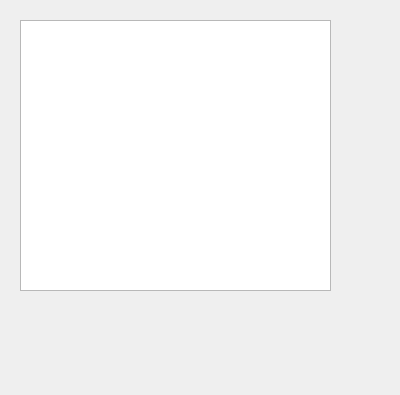
The window that Agenda/userSignedUp.ui (BRun0442/agenda) describes before a commit, drawn with Qt 5.
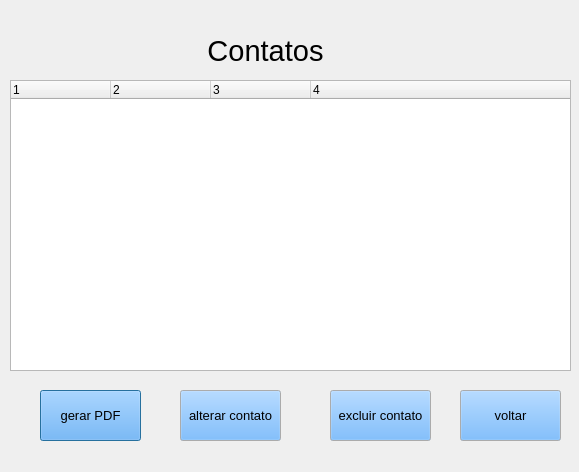
The same window after the commit.

Diff of the .ui file:
```diff
--- a/Agenda/userSignedUp.ui
+++ b/Agenda/userSignedUp.ui
@@ -6,22 +6,307 @@
    <rect>
     <x>0</x>
     <y>0</y>
-    <width>400</width>
-    <height>395</height>
+    <width>579</width>
+    <height>472</height>
    </rect>
   </property>
   <property name="windowTitle">
    <string>UserSignedUp</string>
   </property>
-  <widget class="QTextEdit" name="textEdit">
+  <property name="sizeGripEnabled">
+   <bool>false</bool>
+  </property>
+  <property name="modal">
+   <bool>false</bool>
+  </property>
+  <widget class="QPushButton" name="gerarPDF">
    <property name="geometry">
     <rect>
-     <x>20</x>
-     <y>20</y>
-     <width>311</width>
-     <height>271</height>
+     <x>40</x>
+     <y>390</y>
+     <width>101</width>
+     <height>51</height>
     </rect>
    </property>
+   <property name="palette">
+    <palette>
+     <active>
+      <colorrole role="Button">
+       <brush brushstyle="SolidPattern">
+        <color alpha="255">
+         <red>85</red>
+         <green>170</green>
+         <blue>255</blue>
+        </color>
+       </brush>
+      </colorrole>
+     </active>
+     <inactive>
+      <colorrole role="Button">
+       <brush brushstyle="SolidPattern">
+        <color alpha="255">
+         <red>85</red>
+         <green>170</green>
+         <blue>255</blue>
+        </color>
+       </brush>
+      </colorrole>
+     </inactive>
+     <disabled>
+      <colorrole role="Button">
+       <brush brushstyle="SolidPattern">
+        <color alpha="255">
+         <red>85</red>
+         <green>170</green>
+         <blue>255</blue>
+        </color>
+       </brush>
+      </colorrole>
+     </disabled>
+    </palette>
+   </property>
+   <property name="font">
+    <font>
+     <pointsize>10</pointsize>
+    </font>
+   </property>
+   <property name="autoFillBackground">
+    <bool>false</bool>
+   </property>
+   <property name="text">
+    <string>gerar PDF</string>
+   </property>
+  </widget>
+  <widget class="QPushButton" name="alterarContato">
+   <property name="geometry">
+    <rect>
+     <x>180</x>
+     <y>390</y>
+     <width>101</width>
+     <height>51</height>
+    </rect>
+   </property>
+   <property name="palette">
+    <palette>
+     <active>
+      <colorrole role="Button">
+       <brush brushstyle="SolidPattern">
+        <color alpha="255">
+         <red>85</red>
+         <green>170</green>
+         <blue>255</blue>
+        </color>
+       </brush>
+      </colorrole>
+     </active>
+     <inactive>
+      <colorrole role="Button">
+       <brush brushstyle="SolidPattern">
+        <color alpha="255">
+         <red>85</red>
+         <green>170</green>
+         <blue>255</blue>
+        </color>
+       </brush>
+      </colorrole>
+     </inactive>
+     <disabled>
+      <colorrole role="Button">
+       <brush brushstyle="SolidPattern">
+        <color alpha="255">
+         <red>85</red>
+         <green>170</green>
+         <blue>255</blue>
+        </color>
+       </brush>
+      </colorrole>
+     </disabled>
+    </palette>
+   </property>
+   <property name="font">
+    <font>
+     <pointsize>10</pointsize>
+    </font>
+   </property>
+   <property name="autoFillBackground">
+    <bool>false</bool>
+   </property>
+   <property name="text">
+    <string>alterar contato</string>
+   </property>
+  </widget>
+  <widget class="QPushButton" name="excluirContato">
+   <property name="geometry">
+    <rect>
+     <x>330</x>
+     <y>390</y>
+     <width>101</width>
+     <height>51</height>
+    </rect>
+   </property>
+   <property name="palette">
+    <palette>
+     <active>
+      <colorrole role="Button">
+       <brush brushstyle="SolidPattern">
+        <color alpha="255">
+         <red>85</red>
+         <green>170</green>
+         <blue>255</blue>
+        </color>
+       </brush>
+      </colorrole>
+     </active>
+     <inactive>
+      <colorrole role="Button">
+       <brush brushstyle="SolidPattern">
+        <color alpha="255">
+         <red>85</red>
+         <green>170</green>
+         <blue>255</blue>
+        </color>
+       </brush>
+      </colorrole>
+     </inactive>
+     <disabled>
+      <colorrole role="Button">
+       <brush brushstyle="SolidPattern">
+        <color alpha="255">
+         <red>85</red>
+         <green>170</green>
+         <blue>255</blue>
+        </color>
+       </brush>
+      </colorrole>
+     </disabled>
+    </palette>
+   </property>
+   <property name="font">
+    <font>
+     <pointsize>10</pointsize>
+    </font>
+   </property>
+   <property name="autoFillBackground">
+    <bool>false</bool>
+   </property>
+   <property name="text">
+    <string>excluir contato</string>
+   </property>
+  </widget>
+  <widget class="QPushButton" name="voltar">
+   <property name="geometry">
+    <rect>
+     <x>460</x>
+     <y>390</y>
+     <width>101</width>
+     <height>51</height>
+    </rect>
+   </property>
+   <property name="palette">
+    <palette>
+     <active>
+      <colorrole role="Button">
+       <brush brushstyle="SolidPattern">
+        <color alpha="255">
+         <red>85</red>
+         <green>170</green>
+         <blue>255</blue>
+        </color>
+       </brush>
+      </colorrole>
+     </active>
+     <inactive>
+      <colorrole role="Button">
+       <brush brushstyle="SolidPattern">
+        <color alpha="255">
+         <red>85</red>
+         <green>170</green>
+         <blue>255</blue>
+        </color>
+       </brush>
+      </colorrole>
+     </inactive>
+     <disabled>
+      <colorrole role="Button">
+       <brush brushstyle="SolidPattern">
+        <color alpha="255">
+         <red>85</red>
+         <green>170</green>
+         <blue>255</blue>
+        </color>
+       </brush>
+      </colorrole>
+     </disabled>
+    </palette>
+   </property>
+   <property name="font">
+    <font>
+     <pointsize>10</pointsize>
+    </font>
+   </property>
+   <property name="autoFillBackground">
+    <bool>false</bool>
+   </property>
+   <property name="text">
+    <string>voltar</string>
+   </property>
+  </widget>
+  <widget class="QLabel" name="label">
+   <property name="geometry">
+    <rect>
+     <x>200</x>
+     <y>30</y>
+     <width>131</width>
+     <height>41</height>
+    </rect>
+   </property>
+   <property name="font">
+    <font>
+     <pointsize>22</pointsize>
+    </font>
+   </property>
+   <property name="layoutDirection">
+    <enum>Qt::LeftToRight</enum>
+   </property>
+   <property name="text">
+    <string>Contatos</string>
+   </property>
+   <property name="alignment">
+    <set>Qt::AlignCenter</set>
+   </property>
+  </widget>
+  <widget class="QTreeWidget" name="listaContatos">
+   <property name="geometry">
+    <rect>
+     <x>10</x>
+     <y>80</y>
+     <width>561</width>
+     <height>291</height>
+    </rect>
+   </property>
+   <property name="columnCount">
+    <number>4</number>
+   </property>
+   <column>
+    <property name="text">
+     <string notr="true">1</string>
+    </property>
+   </column>
+   <column>
+    <property name="text">
+     <string notr="true">2</string>
+    </property>
+   </column>
+   <column>
+    <property name="text">
+     <string notr="true">3</string>
+    </property>
+   </column>
+   <column>
+    <property name="text">
+     <string notr="true">4</string>
+    </property>
+   </column>
   </widget>
  </widget>
  <resources/>
```
